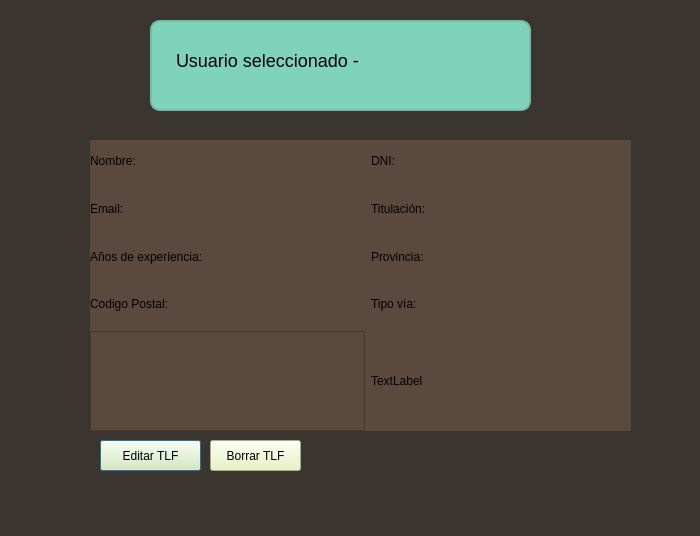
Qt form inspeccionar.ui (julinavas14/trabajo_programacion_sql) before a commit.
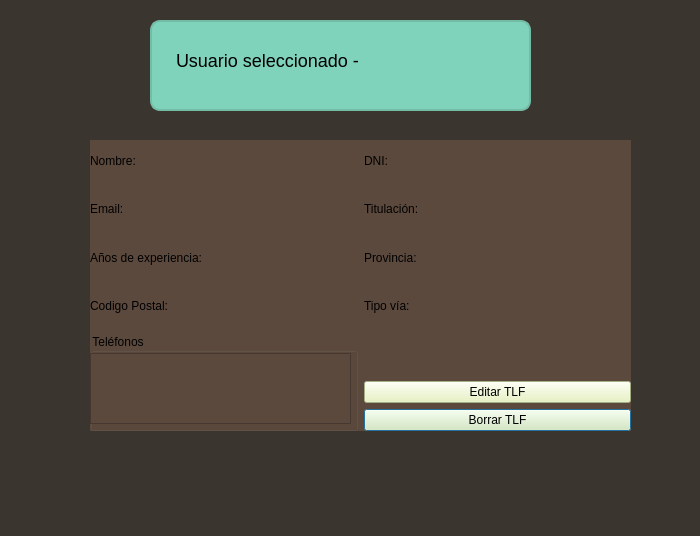
The same form after that commit.

Commit message: funcionamiento editar y borrar tlf

The edit to the form file:
```diff
--- a/inspeccionar.ui
+++ b/inspeccionar.ui
@@ -54,23 +54,6 @@
        </property>
       </widget>
      </item>
-     <item row="1" column="0">
-      <widget class="QLabel" name="LEmail">
-       <property name="styleSheet">
-        <string notr="true">background-color: rgb(92, 73, 61);</string>
-       </property>
-       <property name="text">
-        <string>Email:</string>
-       </property>
-      </widget>
-     </item>
-     <item row="9" column="1">
-      <widget class="QLabel" name="label">
-       <property name="text">
-        <string>TextLabel</string>
-       </property>
-      </widget>
-     </item>
      <item row="0" column="1">
       <widget class="QLabel" name="LDNI">
        <property name="styleSheet">
@@ -91,6 +74,16 @@
        </property>
       </widget>
      </item>
+     <item row="1" column="0">
+      <widget class="QLabel" name="LEmail">
+       <property name="styleSheet">
+        <string notr="true">background-color: rgb(92, 73, 61);</string>
+       </property>
+       <property name="text">
+        <string>Email:</string>
+       </property>
+      </widget>
+     </item>
      <item row="3" column="1">
       <widget class="QLabel" name="LTV">
        <property name="styleSheet">
@@ -101,6 +94,16 @@
        </property>
       </widget>
      </item>
+     <item row="3" column="0">
+      <widget class="QLabel" name="LCP">
+       <property name="styleSheet">
+        <string notr="true">background-color: rgb(92, 73, 61);</string>
+       </property>
+       <property name="text">
+        <string>Codigo Postal:</string>
+       </property>
+      </widget>
+     </item>
      <item row="1" column="1">
       <widget class="QLabel" name="LTitu">
        <property name="styleSheet">
@@ -121,27 +124,50 @@
        </property>
       </widget>
      </item>
-     <item row="3" column="0">
-      <widget class="QLabel" name="LCP">
+     <item row="9" column="1">
+      <widget class="QPushButton" name="btnDeleteTelf">
        <property name="styleSheet">
-        <string notr="true">background-color: rgb(92, 73, 61);</string>
+        <string notr="true">background-color: rgb(229, 243, 186);</string>
        </property>
        <property name="text">
-        <string>Codigo Postal:</string>
+        <string>Borrar TLF</string>
        </property>
       </widget>
      </item>
-     <item row="9" column="0">
-      <widget class="QListWidget" name="listTelefonos">
-       <property name="maximumSize">
-        <size>
-         <width>275</width>
-         <height>100</height>
-        </size>
-       </property>
+     <item row="8" column="1">
+      <widget class="QPushButton" name="btnEditTelf">
        <property name="styleSheet">
-        <string notr="true">background-color: rgb(92, 73, 61);</string>
+        <string notr="true">background-color: rgb(229, 243, 186);</string>
        </property>
+       <property name="text">
+        <string>Editar TLF</string>
+       </property>
+      </widget>
+     </item>
+     <item row="7" column="0" rowspan="3">
+      <widget class="QGroupBox" name="groupBox">
+       <property name="title">
+        <string>Teléfonos</string>
+       </property>
+       <widget class="QListWidget" name="listTelefonos">
+        <property name="geometry">
+         <rect>
+          <x>0</x>
+          <y>20</y>
+          <width>261</width>
+          <height>71</height>
+         </rect>
+        </property>
+        <property name="maximumSize">
+         <size>
+          <width>275</width>
+          <height>100</height>
+         </size>
+        </property>
+        <property name="styleSheet">
+         <string notr="true">background-color: rgb(92, 73, 61);</string>
+        </property>
+       </widget>
       </widget>
      </item>
     </layout>
@@ -185,38 +211,6 @@
     </property>
    </widget>
   </widget>
-  <widget class="QPushButton" name="btnEditTelf">
-   <property name="geometry">
-    <rect>
-     <x>100</x>
-     <y>440</y>
-     <width>101</width>
-     <height>31</height>
-    </rect>
-   </property>
-   <property name="styleSheet">
-    <string notr="true">background-color: rgb(229, 243, 186);</string>
-   </property>
-   <property name="text">
-    <string>Editar TLF</string>
-   </property>
-  </widget>
-  <widget class="QPushButton" name="btnDeleteTelf">
-   <property name="geometry">
-    <rect>
-     <x>210</x>
-     <y>440</y>
-     <width>91</width>
-     <height>31</height>
-    </rect>
-   </property>
-   <property name="styleSheet">
-    <string notr="true">background-color: rgb(229, 243, 186);</string>
-   </property>
-   <property name="text">
-    <string>Borrar TLF</string>
-   </property>
-  </widget>
  </widget>
  <resources/>
  <connections/>
```
The commit also changes 1 other file.
